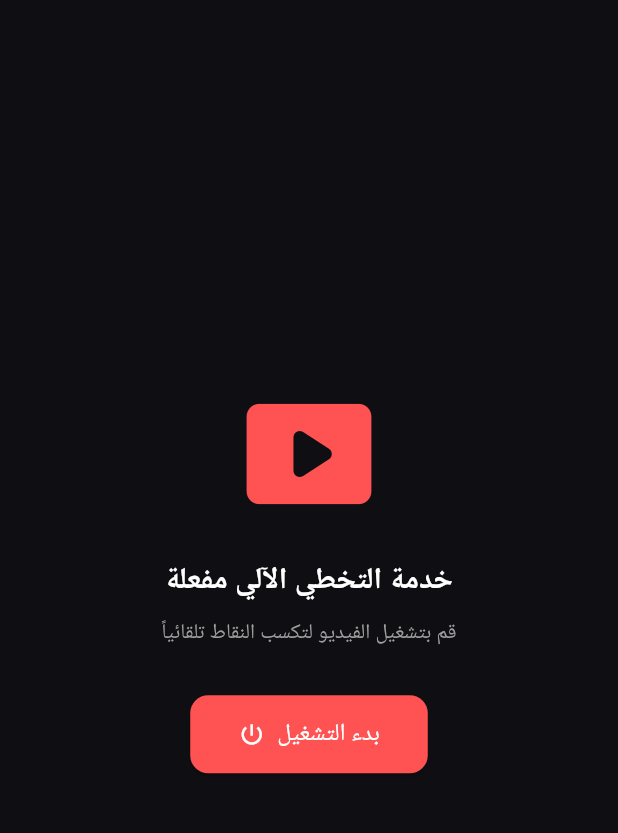
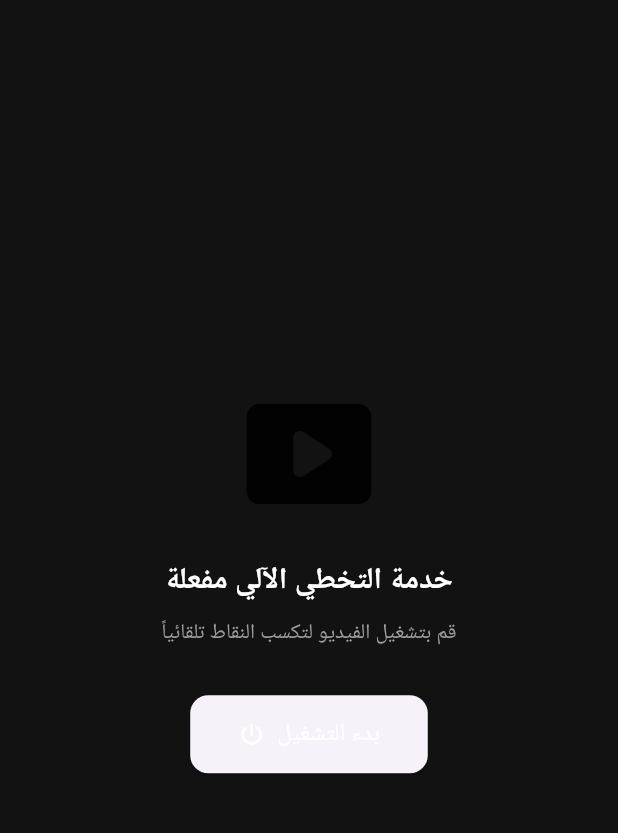
Before and after one commit to gmalalhsnawe2-glitch/gmal, a Flutter app: the HomeDashboard screen opened directly, on a phone screen of 412 x 824 dp, the part 84-917 px from its top. Run offline on Flutter 3.47's test engine with Material 3 defaults, Android fonts, the phone set to English and light mode, and no system bars; our stand-ins replace cloud_firestore, firebase_auth, firebase_core, google_mobile_ads, youtube_player_flutter; accounts and stored records are empty; network calls fail; Roboto replaces fonts that are missing (Cairo); statements that could not run were skipped.

Commit message:
Update app_colors.dart

```diff
--- a/lib/theme/app_colors.dart
+++ b/lib/theme/app_colors.dart
@@ -1,10 +1,9 @@
 import 'package:flutter/material.dart';
 
 class AppColors {
-  static const Color background = Color(0xFF0F0F13);
-  static const Color cardBg = Color(0xFF16161E);
-  static const Color primaryRed = Colors.redAccent;
-  static const Color accentGold = Colors.amber;
+  static const Color backgroundColor = Color(0xFF121212);
+  static const Color cardBg = Color(0xFF1E1E1E);
+  static const Color primaryGold = Color(0xFFFFD700);
   static const Color textWhite = Colors.white;
   static const Color textGrey = Colors.grey;
 }
```
